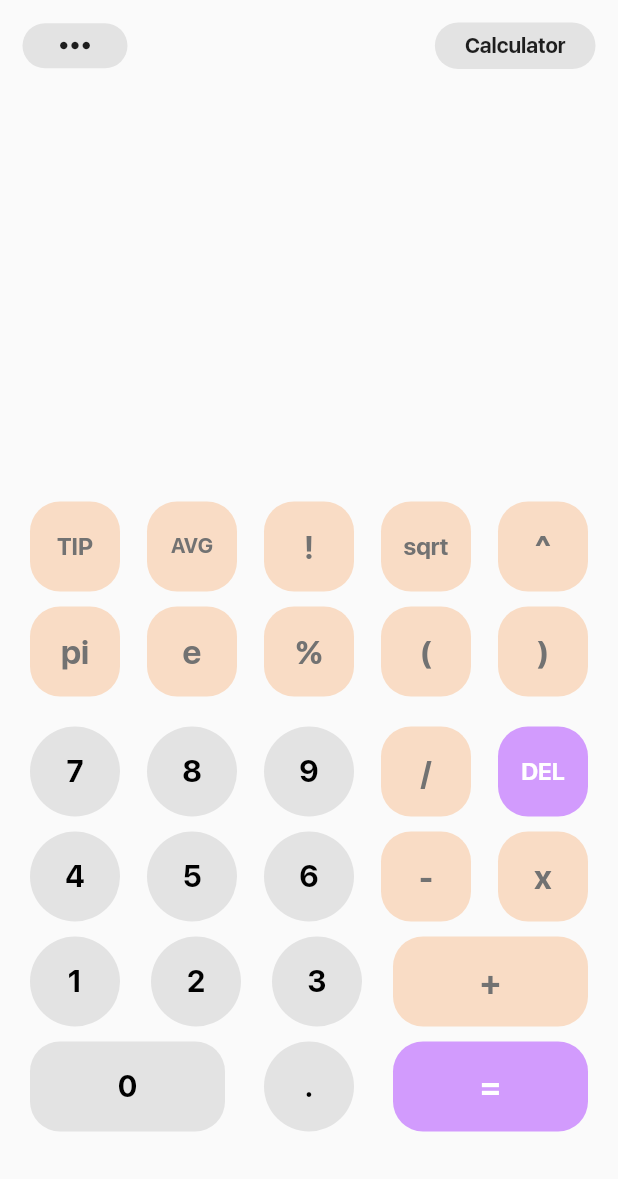
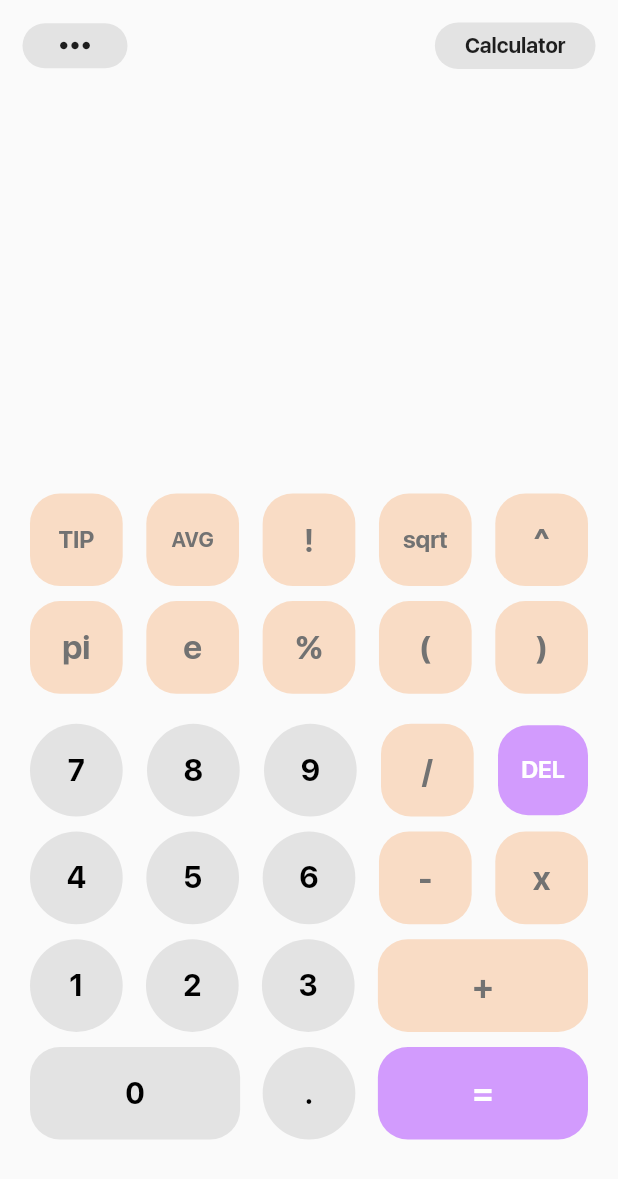
Before and after one commit to jralvarenga/calculary, a Flutter app: the screen it shows after launch, on a phone screen of 412 x 824 dp. Shown: the top 1179 px of the screen. Run offline on Flutter 3.47's test engine with Material 2 defaults, Android fonts, the phone set to English and light mode, and no system bars; our stand-ins replace math_expressions; missing offline and left inert: dart:ffi; project files that could hold a hidden picture were left out.

Commit message:
Buttons sizes changed

```diff
--- a/lib/widgets/CalculatorButton.dart
+++ b/lib/widgets/CalculatorButton.dart
@@ -23,8 +23,8 @@ class NumberButton extends StatelessWidget {
     return Container(
       margin: EdgeInsets.all(5),
       child: SizedBox(
-        width: 60,
-        height: 60,
+        width: MediaQuery.of(context).size.width * 0.15,
+        height: MediaQuery.of(context).size.width * 0.15,
         child: TextButton(
           style: TextButton.styleFrom(
             backgroundColor: buttonColor,
@@ -71,11 +71,12 @@ class FunctionButton extends StatelessWidget {
 
   @override
   Widget build(BuildContext context) {
+
     return Container(
       margin: EdgeInsets.all(5),
       child: SizedBox(
-        width: 60,
-        height: 60,
+        width: MediaQuery.of(context).size.width * 0.15,
+        height: MediaQuery.of(context).size.width * 0.15,
         child: TextButton(
           style: TextButton.styleFrom(
             backgroundColor: buttonColor,
@@ -125,8 +126,8 @@ class LargeFunctionButton extends StatelessWidget {
     return Container(
       margin: EdgeInsets.all(5),
       child: SizedBox(
-        width: 130,
-        height: 60,
+        width: MediaQuery.of(context).size.width * 0.34,
+        height: MediaQuery.of(context).size.width * 0.15,
         child: TextButton(
           style: TextButton.styleFrom(
             backgroundColor: buttonColor,
```
